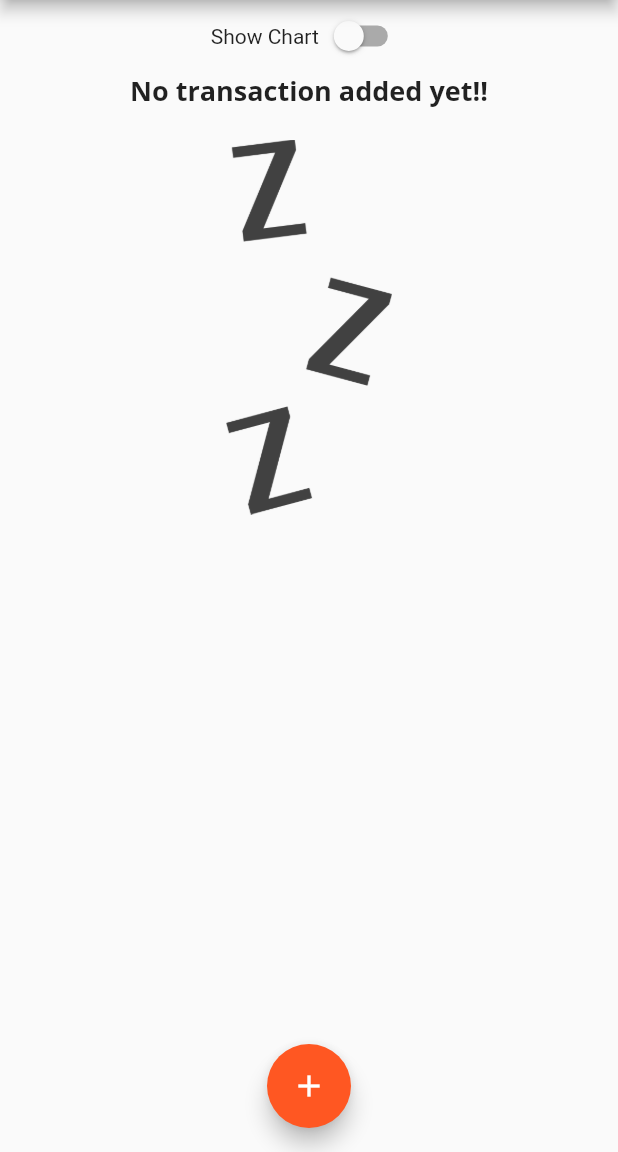
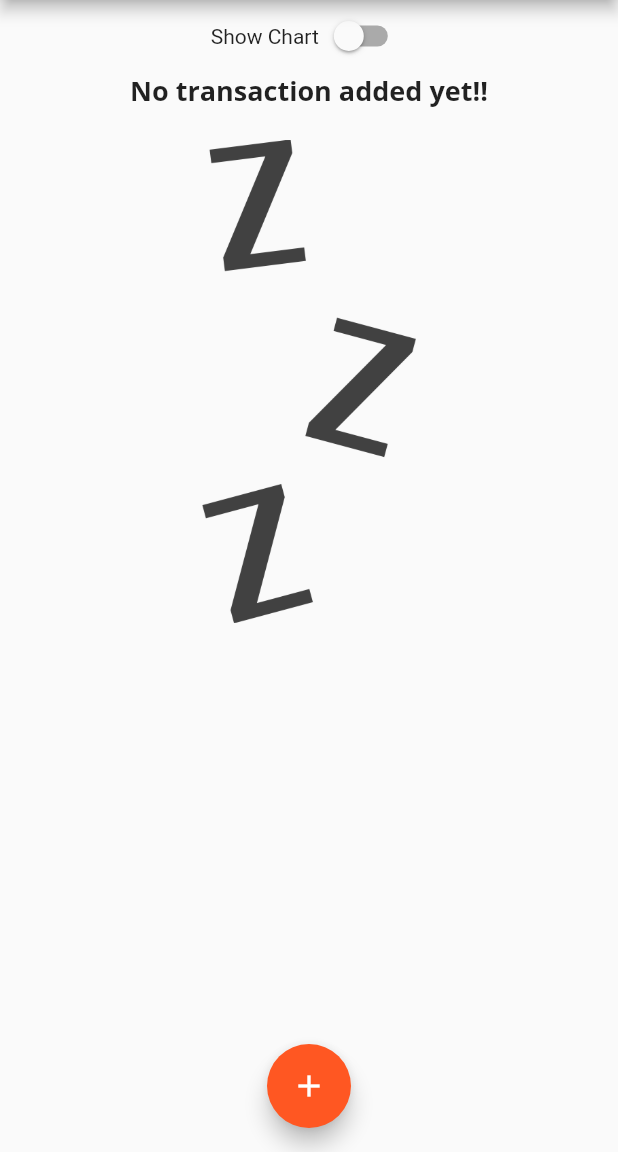
Before and after one commit to RohitIslam/Expense-Tracker, a Flutter app: the screen it shows after launch, on a phone screen of 412 x 824 dp, the part 84-1236 px from its top. Run offline on Flutter 3.47's test engine with Material 2 defaults, Android fonts, the phone set to English and light mode, and no system bars.

Commit message:
Finishing landscape mode customization

```diff
--- a/lib/main.dart
+++ b/lib/main.dart
@@ -137,7 +137,7 @@ class _MyHomePageState extends State<MyHomePage> {
                     height: (MediaQuery.of(context).size.height -
                             appBar.preferredSize.height -
                             MediaQuery.of(context).padding.top) *
-                        0.3,
+                        0.7,
                     child: Chart(
                       _recentTransactions,
                     ),
--- a/lib/widgets/transaction_list.dart
+++ b/lib/widgets/transaction_list.dart
@@ -14,7 +14,9 @@ class TransactionList extends StatelessWidget {
   Widget build(BuildContext context) {
     return Container(
       child: transactions.isEmpty
-          ? Column(
+          ? LayoutBuilder(
+              builder: (ctx, constrains) {
+                return Column(
                   children: <Widget>[
                     Text(
                       'No transaction added yet!!',
@@ -24,13 +26,15 @@ class TransactionList extends StatelessWidget {
                       height: 20,
                     ),
                     Container(
-                  height: 250,
+                      height: constrains.maxHeight * 0.6,
                       child: Image.asset(
                         'assets/image/waiting.png',
                         fit: BoxFit.cover,
                       ),
                     ),
                   ],
+                );
+              },
             )
           : ListView.builder(
               itemBuilder: (buildContext, index) {
```
Lines whose indentation alone changed are shown as unchanged.
